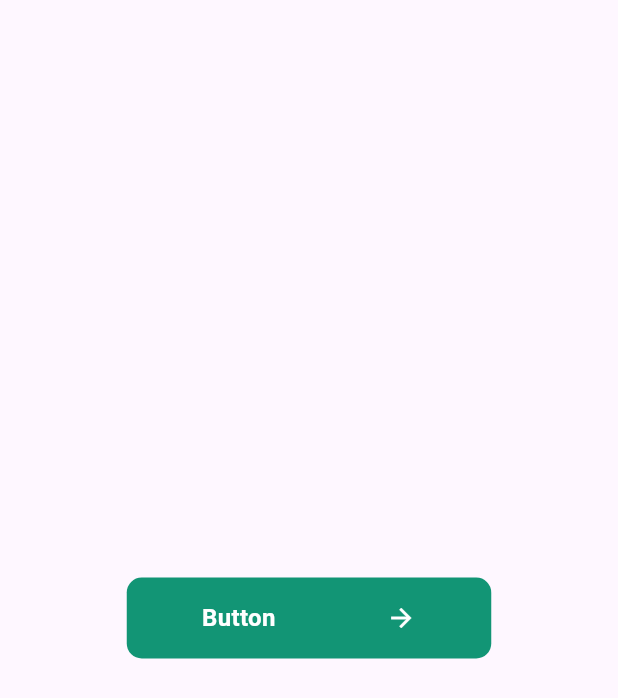
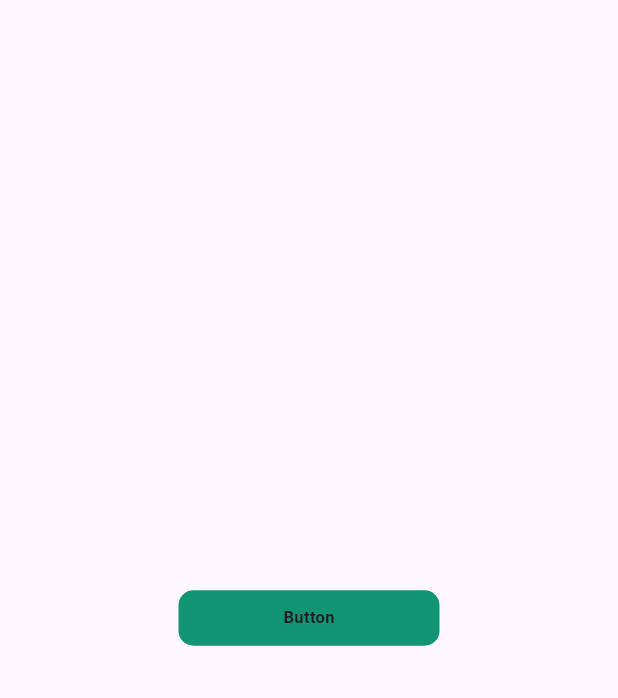
Before and after one commit to wtoshm/sesac7_flutter_recipe_app, a Flutter app: the screen it shows after launch, on a phone screen of 412 x 824 dp. Shown: the top 698 px of the screen. Run offline on Flutter 3.47's test engine with Material 3 defaults, Android fonts, the phone set to English and light mode, and no system bars; Roboto replaces fonts that are missing (Poppins).

Commit message:
feat: add small button widget

```diff
--- a/lib/main.dart
+++ b/lib/main.dart
@@ -1,5 +1,6 @@
 import 'package:flutter/material.dart';
 import 'package:flutter_recipe_app/presentation/components/medium_button.dart';
+import 'package:flutter_recipe_app/presentation/components/small_button.dart';
 
 void main() {
   runApp(const MyApp());
@@ -13,7 +14,7 @@ class MyApp extends StatelessWidget {
   Widget build(BuildContext context) {
     return MaterialApp(
       home: Scaffold(
-        body: Center(child: MediumButton(text: 'Button', onClick: () {})),
+        body: Center(child: SmallButton(text: 'Button', onClick: () {})),
       ),
     );
   }
--- /dev/null
+++ b/lib/presentation/components/small_button.dart
@@ -0,0 +1,38 @@
+import 'package:flutter/material.dart';
+import 'package:flutter_recipe_app/ui/app_colors.dart';
+import 'package:flutter_recipe_app/ui/text_styles.dart';
+
+class SmallButton extends StatelessWidget {
+  final String text;
+  final void Function() onClick;
+
+  const SmallButton({
+    super.key,
+    required this.text,
+    required this.onClick,
+  });
+
+  @override
+  Widget build(BuildContext context) {
+    return Container(
+      alignment: Alignment.center,
+      width: 174,
+      height: 37,
+      decoration: BoxDecoration(
+        color: AppColors.primary100,
+        borderRadius: BorderRadius.circular(10),
+      ),
+      child: SizedBox(
+        width: 114,
+        height: 17,
+        child: Center(
+          child: Text(
+            text,
+            style: TextStyles.smallerTextBold,
+
+          ),
+        ),
+      ),
+    );
+  }
+}
```
